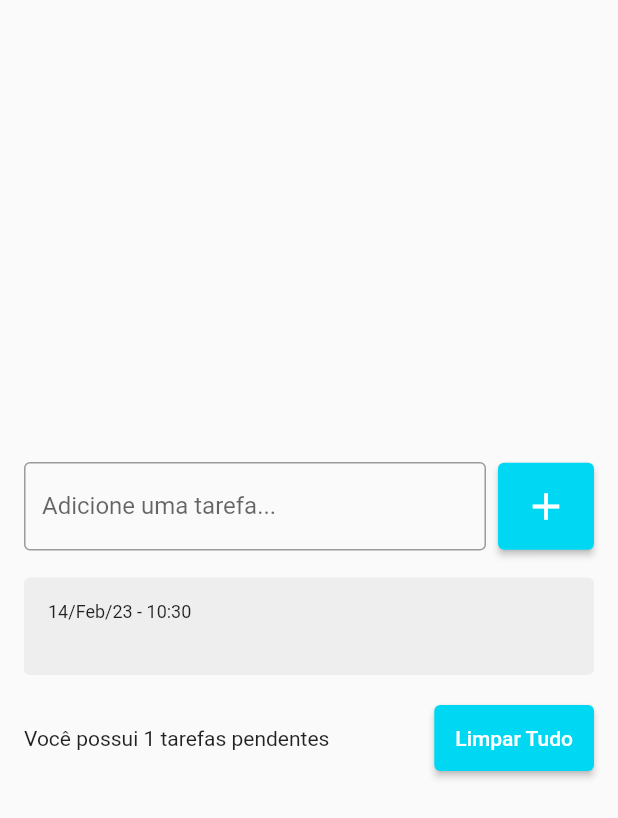
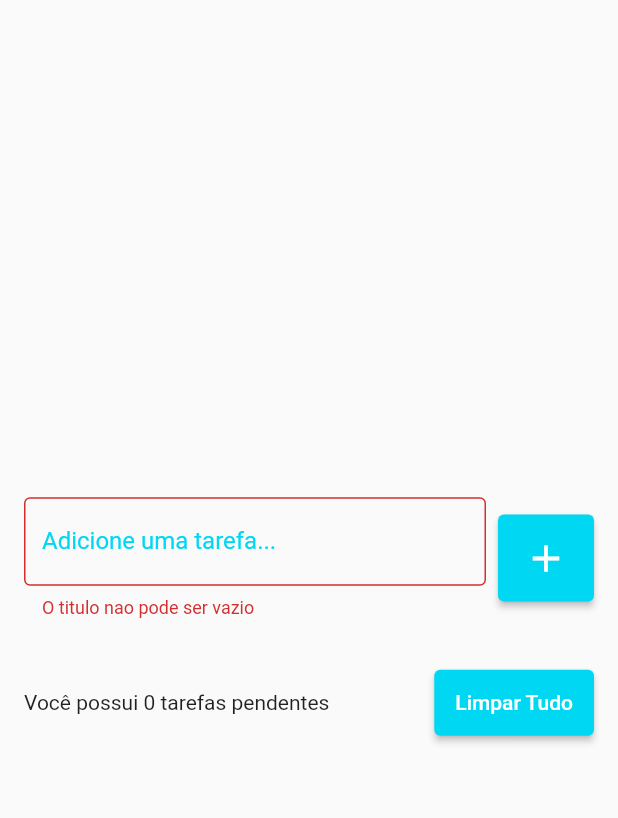
Before and after one commit to nickolas-silva/Flutter_Trail, a Flutter app: the screen it shows after launch, after a tap on the "add" icon, on a phone screen of 412 x 824 dp. Shown: the top 818 px of the screen. Run offline on Flutter 3.47's test engine with Material 2 defaults, Android fonts, the phone set to English and light mode, and no system bars; drawn by our look-alikes of flutter_slidable; our stand-ins replace shared_preferences; missing offline and left inert: dart:html.

Commit message:
final version

```diff
--- a/flutter_apps/to_do_list_app/lib/models/todo.dart
+++ b/flutter_apps/to_do_list_app/lib/models/todo.dart
@@ -1,6 +1,17 @@
 class Todo{
   Todo({required this.title, required this.date});
 
+  Todo.fromJson(Map<String, dynamic> json)
+  : title = json['title'],
+  date = DateTime.parse(json['datetime']);
+
   String title;
   DateTime date;
+
+  Map<String, dynamic> toJson(){
+    return{
+      'title': title,
+      'dateTime': date.toIso8601String(),
+    };
+  }
 }
--- a/flutter_apps/to_do_list_app/lib/pages/TodoListPage.dart
+++ b/flutter_apps/to_do_list_app/lib/pages/TodoListPage.dart
@@ -1,4 +1,5 @@
 import 'package:flutter/material.dart';
+import 'package:to_do_list_app/repositories/todo_repository.dart';
 
 import '../models/todo.dart';
 import '../widgets/todo_list_item.dart';
@@ -12,10 +13,25 @@
 
 class _TodoListPageState extends State<TodoListPage> {
   final TextEditingController todoController = TextEditingController();
+  final TodoRepository todoRepository = TodoRepository();
 
   List<Todo> todos = [];
   Todo? deletedTodo;
   int? deletedpos;
+
+  String? errorText;
+
+  @override
+  void initState(){
+    super.initState();
+
+    todoRepository.getTodoList().then((value) {
+      setState(() {
+      todos = value;
+
+      });
+    });
+  }
 
   @override
   Widget build(BuildContext context) {
@@ -35,6 +51,12 @@
                         decoration: InputDecoration(
                           border: OutlineInputBorder(),
                           labelText: "Adicione uma tarefa...",
+                          errorText: errorText,
+                          focusedBorder: OutlineInputBorder(borderSide: BorderSide(color: Color(0xff00d7f3),
+                          width: 2,)
+                          ),
+                          labelStyle: TextStyle(color: Color(0xff00d7f3)
+                          )
 
                         ),
                       ),
@@ -45,14 +67,24 @@
                     ElevatedButton(
                       onPressed: () {
                         String text = todoController.text;
+
+                        if(text.isEmpty){
+                          setState(() {
+                          errorText = 'O titulo nao pode ser vazio';
+
+                          });
+                          return;
+                        }
                         setState(() {
                           Todo newTodo = Todo(
                             title: text,
                             date: DateTime.now(),
                           );
                           todos.add(newTodo);
+                          errorText = null;
                         });
                         todoController.clear();
+                        todoRepository.saveTodoList(todos);
                       },
                       style: ElevatedButton.styleFrom(
                         primary: Color(0xff00d7f3),
@@ -115,6 +147,8 @@
     setState(() {
       todos.remove(todo);
     });
+    todoRepository.saveTodoList(todos);
+
 
     ScaffoldMessenger.of(context).clearSnackBars();
     ScaffoldMessenger.of(context).showSnackBar(
@@ -129,6 +163,8 @@
               todos.insert(deletedpos!, deletedTodo!);
 
             });
+            todoRepository.saveTodoList(todos);
+
           },
         ),
         duration: const Duration(seconds: 5),
@@ -167,6 +203,8 @@
     todos.clear();
 
     });
+     todoRepository.saveTodoList(todos);
+
   }
   // void onChanged(String text) {
   //   print(text);
--- /dev/null
+++ b/flutter_apps/to_do_list_app/lib/repositories/todo_repository.dart
@@ -0,0 +1,24 @@
+import 'dart:convert';
+
+import 'package:flutter/foundation.dart';
+import 'package:shared_preferences/shared_preferences.dart';
+
+import '../models/todo.dart';
+
+const todoListKey = 'todo_list';
+
+class TodoRepository{
+  late SharedPreferences sharedPreferences;
+
+  Future<List<Todo>> getTodoList() async {
+    sharedPreferences = await SharedPreferences.getInstance();
+    final String jsonString = sharedPreferences.getString(todoListKey) ?? '[]';
+    final List jsonDecoded = json.decode(jsonString) as List;
+    return jsonDecoded.map((e) => Todo.fromJson(e)).toList();
+  }
+
+  void saveTodoList(List<Todo> todos){
+    final jsonString = json.encode(todos);
+    sharedPreferences.setString(todoListKey, jsonString);
+  }
+}
--- a/flutter_apps/to_do_list_app/pubspec.yaml
+++ b/flutter_apps/to_do_list_app/pubspec.yaml
@@ -38,6 +38,7 @@
   cupertino_icons: ^1.0.2
   intl:
   flutter_slidable: ^0.6.0
+  shared_preferences: ^2.0.8
 
 dev_dependencies:
   flutter_test:
```
Also changed, not shown: flutter_apps/to_do_list_app/lib/main.dart (line endings or trailing spaces), flutter_apps/to_do_list_app/pubspec.lock, 1 other file.
